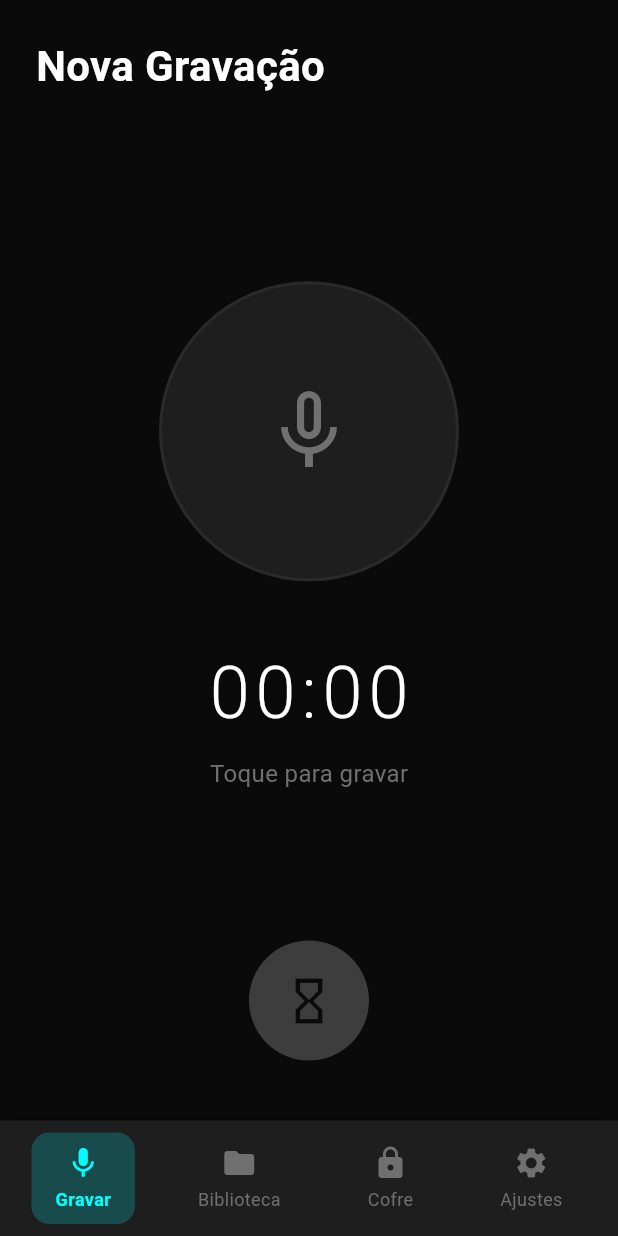
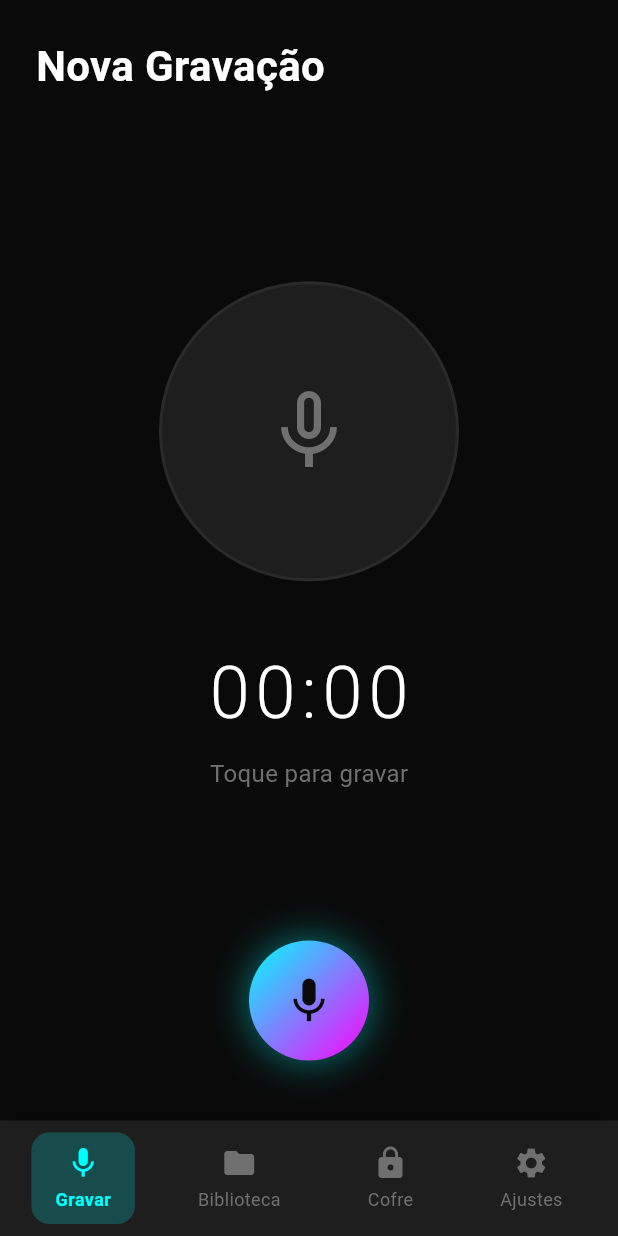
Before and after one commit to Luiqbd/PrivaVoice, a Flutter app: the screen it shows after launch, on a phone screen of 412 x 824 dp. Run offline on Flutter 3.47's test engine with Material 3 defaults, Android fonts, the phone set to English and light mode, and no system bars; our stand-ins replace equatable, flutter_bloc, flutter_secure_storage, get_it, local_auth and 2 more; missing offline and left inert: dart:ffi, encrypt, record; accounts and stored records are empty; statements that could not run were skipped.

Commit message:
fix: Recording button always enabled - AI processes after recording

```diff
--- a/lib/presentation/pages/record_page.dart
+++ b/lib/presentation/pages/record_page.dart
@@ -328,34 +328,31 @@ class _RecordPageState extends State<RecordPage> with SingleTickerProviderStateM
   }
 
   Widget _buildControls(bool isRecording, bool isPaused, RecordingState state) {
-    // Check if AI is ready before showing record button
-    final aiReady = AIService.isModelsReady;
+    // Recording should ALWAYS work - AI processes after recording
+    // Only disable if we have a specific error
+    final bool canRecord = true;  // Always allow recording
 
     if (!isRecording) {
       return GestureDetector(
-        onTap: aiReady ? _startRecording : null,  // Disable if AI not ready
-        child: Opacity(
-          opacity: aiReady ? 1.0 : 0.5,  // Visual feedback when disabled
+        onTap: _startRecording,  // Always enable recording
         child: Container(
           width: 80,
           height: 80,
           decoration: BoxDecoration(
             shape: BoxShape.circle,
-              gradient: aiReady ? AppColors.primaryGradient : null,
-              color: aiReady ? null : AppColors.textTertiary,
-              boxShadow: aiReady ? [
+            gradient: AppColors.primaryGradient,
+            boxShadow: [
               BoxShadow(
                 color: AppColors.primaryAccent.withOpacity(0.4),
                 blurRadius: 20,
                 spreadRadius: 2,
               ),
-              ] : null,
+            ],
           ),
-            child: Icon(
-              aiReady ? Icons.mic : Icons.hourglass_empty,
+          child: const Icon(
+            Icons.mic,
             color: AppColors.backgroundPrimary,
             size: 36,
-            ),
           ),
         ),
       );
```
Lines whose indentation alone changed are shown as unchanged.
